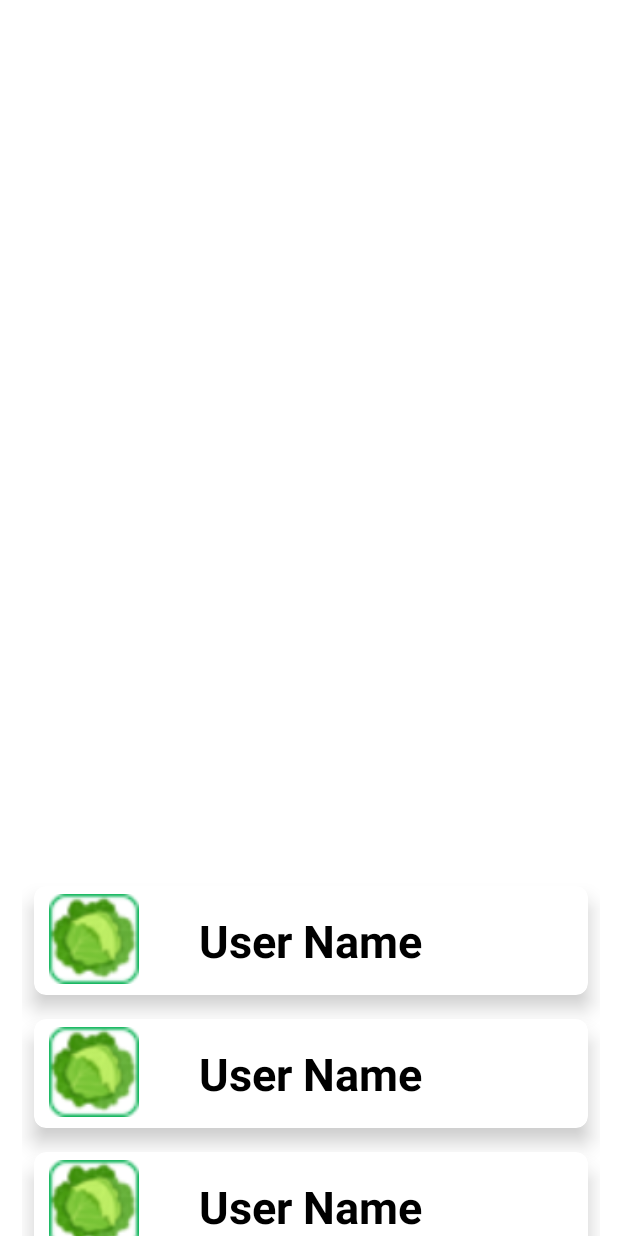
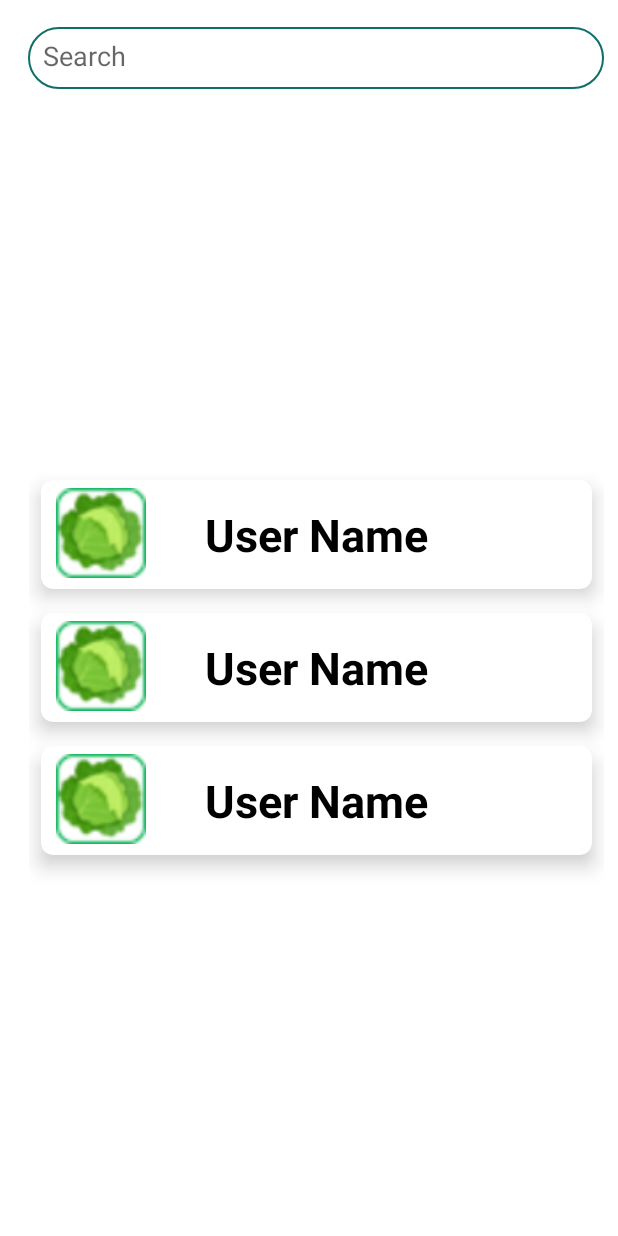
Before and after one commit to Harish3000/FarmLink-MAD-PROJECT-Y2S2-G4.2, an Android app: the layout fragment_search.xml on its own in the app's theme, with its tools: preview values and no code run, on a phone screen of 412 x 824 dp. Run offline under Robolectric (Android 15) with nearby library versions, the phone set to English and light mode, and no system bars.

Commit message:
Update fragment_search.xml

```diff
--- a/app/src/main/res/layout/fragment_search.xml
+++ b/app/src/main/res/layout/fragment_search.xml
@@ -9,19 +9,35 @@
         android:layout_width="match_parent"
         android:layout_height="match_parent">
 
+        <EditText
+            android:id="@+id/etSearch"
+            android:layout_width="384dp"
+            android:layout_height="41dp"
+            android:background="@drawable/input_box"
+            android:hint="Search"
+            android:imeOptions="actionDone"
+            android:inputType="text"
+            android:maxLines="1"
+            android:textColor="@color/black"
+            android:textSize="18sp"
+            app:layout_constraintBottom_toBottomOf="parent"
+            app:layout_constraintEnd_toEndOf="parent"
+            app:layout_constraintHorizontal_bias="0.666"
+            app:layout_constraintStart_toStartOf="parent"
+            app:layout_constraintTop_toTopOf="parent"
+            app:layout_constraintVertical_bias="0.023" />
+
         <androidx.recyclerview.widget.RecyclerView
             android:id="@+id/rvSeller"
-            android:layout_width="385dp"
-            android:layout_height="241dp"
+            android:layout_width="383dp"
+            android:layout_height="489dp"
             app:layout_constraintBottom_toBottomOf="parent"
             app:layout_constraintEnd_toEndOf="parent"
-            app:layout_constraintHorizontal_bias="0.545"
+            app:layout_constraintHorizontal_bias="0.678"
             app:layout_constraintStart_toStartOf="parent"
             app:layout_constraintTop_toTopOf="parent"
-            app:layout_constraintVertical_bias="1.0"
+            app:layout_constraintVertical_bias="0.933"
             tools:listitem="@layout/seller_list" />
-
-
 
         <TextView
             android:id="@+id/tvLoadingData"
```
